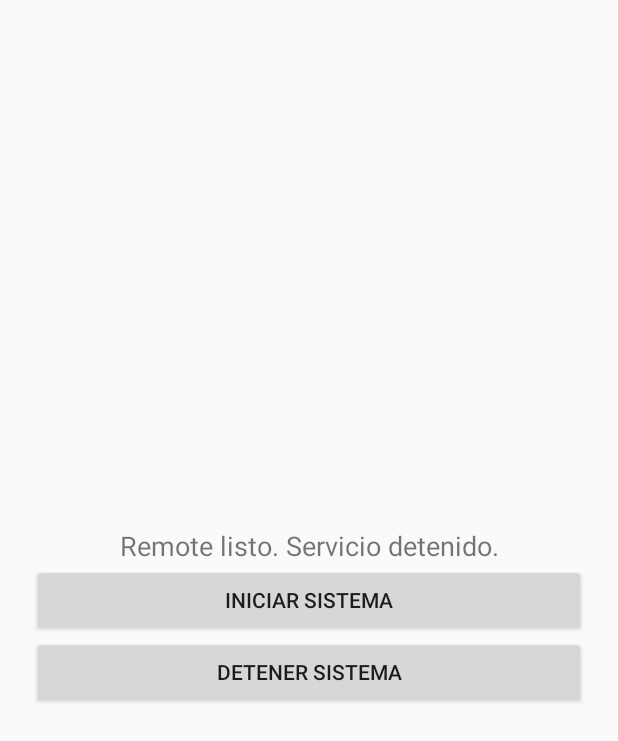
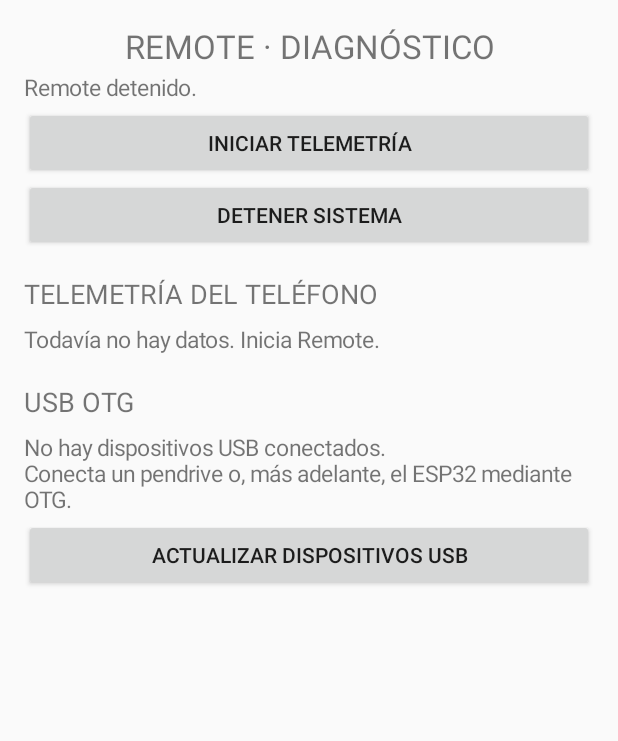
Before and after one commit to alex005alexr/Remote, an Android app: the screen it shows after launch (MainActivity), on a phone screen of 412 x 824 dp. Shown: the top 741 px of the screen. Run offline under Robolectric (Android 15) with nearby library versions, the phone set to English and light mode, and no system bars; 1 statement that could not run was skipped.

Commit message:
feat(diagnostics): show live telemetry and USB devices on phone

```diff
--- a/app/src/main/java/com/remote/onboard/MainActivity.kt
+++ b/app/src/main/java/com/remote/onboard/MainActivity.kt
@@ -1,107 +1,191 @@
 package com.remote.onboard
 
 import android.Manifest
+import android.app.Activity
+import android.content.BroadcastReceiver
+import android.content.Context
 import android.content.Intent
-import android.app.Activity
+import android.content.IntentFilter
 import android.content.pm.PackageManager
+import android.hardware.usb.UsbManager
 import android.os.Build
 import android.os.Bundle
 import android.view.Gravity
 import android.widget.Button
 import android.widget.LinearLayout
+import android.widget.ScrollView
 import android.widget.TextView
 import androidx.core.content.ContextCompat
 import com.remote.onboard.core.RemoteService
+import java.util.Locale
 
 class MainActivity : Activity() {
-    private lateinit var status: TextView
+    private lateinit var telemetryView: TextView
+    private lateinit var usbView: TextView
+    private lateinit var statusView: TextView
+    private var receiverRegistered = false
+
+    private val telemetryReceiver = object : BroadcastReceiver() {
+        override fun onReceive(context: Context?, intent: Intent?) {
+            if (intent?.action == RemoteService.ACTION_TELEMETRY) telemetryView.text = formatTelemetry(intent)
+        }
+    }
+
+    private val usbReceiver = object : BroadcastReceiver() {
+        override fun onReceive(context: Context?, intent: Intent?) = refreshUsbStatus()
+    }
 
     override fun onCreate(savedInstanceState: Bundle?) {
         super.onCreate(savedInstanceState)
-
-        status = TextView(this).apply {
-            text = "Remote listo. Servicio detenido."
-            textSize = 18f
-            gravity = Gravity.CENTER
-        }
+        telemetryView = sectionText("Todavía no hay datos. Inicia Remote.")
+        usbView = sectionText("")
+        statusView = sectionText("Remote detenido.")
 
         val startButton = Button(this).apply {
-            text = "Iniciar sistema"
+            text = "Iniciar telemetría"
             setOnClickListener {
                 requestNotificationPermissionIfNeeded()
-                if (hasLocationPermission()) {
-                    startRemoteService()
-                } else {
-                    requestPermissions(
-                        arrayOf(
-                            Manifest.permission.ACCESS_FINE_LOCATION,
-                            Manifest.permission.ACCESS_COARSE_LOCATION
-                        ),
-                        LOCATION_PERMISSION_REQUEST
-                    )
-                    status.text = "Esperando permiso de ubicación…"
-                }
+                if (hasLocationPermission()) startRemoteService()
+                else requestPermissions(
+                    arrayOf(Manifest.permission.ACCESS_FINE_LOCATION, Manifest.permission.ACCESS_COARSE_LOCATION),
+                    LOCATION_PERMISSION_REQUEST
+                )
             }
         }
-
         val stopButton = Button(this).apply {
             text = "Detener sistema"
             setOnClickListener {
                 stopService(Intent(this@MainActivity, RemoteService::class.java))
-                status.text = "Servicio detenido."
+                statusView.text = "Remote detenido."
             }
         }
+        val refreshUsbButton = Button(this).apply {
+            text = "Actualizar dispositivos USB"
+            setOnClickListener { refreshUsbStatus() }
+        }
 
-        setContentView(LinearLayout(this).apply {
+        val root = LinearLayout(this).apply {
             orientation = LinearLayout.VERTICAL
-            gravity = Gravity.CENTER
-            setPadding(32, 32, 32, 32)
-            addView(status)
+            setPadding(24, 24, 24, 24)
+            addView(TextView(this@MainActivity).apply {
+                text = "REMOTE · DIAGNÓSTICO"
+                textSize = 22f
+                gravity = Gravity.CENTER
+            })
+            addView(statusView)
             addView(startButton)
             addView(stopButton)
-        })
+            addView(TextView(this@MainActivity).apply {
+                text = "TELEMETRÍA DEL TELÉFONO"
+                textSize = 18f
+                setPadding(0, 24, 0, 8)
+            })
+            addView(telemetryView)
+            addView(TextView(this@MainActivity).apply {
+                text = "USB OTG"
+                textSize = 18f
+                setPadding(0, 24, 0, 8)
+            })
+            addView(usbView)
+            addView(refreshUsbButton)
+        }
+        setContentView(ScrollView(this).apply { addView(root) })
+        refreshUsbStatus()
+    }
+
+    override fun onResume() {
+        super.onResume()
+        if (!receiverRegistered) {
+            ContextCompat.registerReceiver(this, telemetryReceiver,
+                IntentFilter(RemoteService.ACTION_TELEMETRY), ContextCompat.RECEIVER_NOT_EXPORTED)
+            val usbFilter = IntentFilter().apply {
+                addAction(UsbManager.ACTION_USB_DEVICE_ATTACHED)
+                addAction(UsbManager.ACTION_USB_DEVICE_DETACHED)
+            }
+            ContextCompat.registerReceiver(this, usbReceiver, usbFilter, ContextCompat.RECEIVER_NOT_EXPORTED)
+            receiverRegistered = true
+        }
+        refreshUsbStatus()
+    }
+
+    override fun onPause() {
+        if (receiverRegistered) {
+            unregisterReceiver(telemetryReceiver)
+            unregisterReceiver(usbReceiver)
+            receiverRegistered = false
+        }
+        super.onPause()
+    }
+
+    private fun sectionText(initial: String) = TextView(this).apply {
+        text = initial
+        textSize = 15f
+        setPadding(0, 4, 0, 4)
     }
 
     private fun hasLocationPermission(): Boolean =
-        ContextCompat.checkSelfPermission(
-            this, Manifest.permission.ACCESS_FINE_LOCATION
-        ) == PackageManager.PERMISSION_GRANTED ||
-        ContextCompat.checkSelfPermission(
-            this, Manifest.permission.ACCESS_COARSE_LOCATION
-        ) == PackageManager.PERMISSION_GRANTED
+        ContextCompat.checkSelfPermission(this, Manifest.permission.ACCESS_FINE_LOCATION) == PackageManager.PERMISSION_GRANTED ||
+        ContextCompat.checkSelfPermission(this, Manifest.permission.ACCESS_COARSE_LOCATION) == PackageManager.PERMISSION_GRANTED
 
     private fun startRemoteService() {
-        val intent = Intent(this, RemoteService::class.java)
-        ContextCompat.startForegroundService(this, intent)
-        status.text = "Remote activo. Recopilando telemetría."
+        ContextCompat.startForegroundService(this, Intent(this, RemoteService::class.java))
+        statusView.text = "Remote activo. Recopilando datos localmente."
     }
 
-    override fun onRequestPermissionsResult(
-        requestCode: Int,
-        permissions: Array<out String>,
-        grantResults: IntArray
-    ) {
+    override fun onRequestPermissionsResult(requestCode: Int, permissions: Array<out String>, grantResults: IntArray) {
         super.onRequestPermissionsResult(requestCode, permissions, grantResults)
         if (requestCode == LOCATION_PERMISSION_REQUEST) {
-            // Los sensores y la batería funcionan aunque el usuario no conceda GPS.
             startRemoteService()
-            if (!hasLocationPermission()) {
-                status.text = "Remote activo. GPS sin permiso; sensores disponibles."
-            }
+            if (!hasLocationPermission()) statusView.text = "Remote activo. GPS sin permiso; sensores disponibles."
         }
     }
 
     private fun requestNotificationPermissionIfNeeded() {
         if (Build.VERSION.SDK_INT >= 33 &&
-            ContextCompat.checkSelfPermission(
-                this, Manifest.permission.POST_NOTIFICATIONS
-            ) != PackageManager.PERMISSION_GRANTED
-        ) {
-            requestPermissions(arrayOf(Manifest.permission.POST_NOTIFICATIONS), 1001)
+            ContextCompat.checkSelfPermission(this, Manifest.permission.POST_NOTIFICATIONS) != PackageManager.PERMISSION_GRANTED
+        ) requestPermissions(arrayOf(Manifest.permission.POST_NOTIFICATIONS), 1001)
+    }
+
+    private fun formatTelemetry(intent: Intent): String {
+        fun floatValue(key: String, digits: Int = 2): String {
+            if (!intent.hasExtra(key)) return "—"
+            return String.format(Locale.US, "%.${digits}f", intent.getFloatExtra(key, Float.NaN))
+        }
+        fun doubleValue(key: String, digits: Int = 2): String {
+            if (!intent.hasExtra(key)) return "—"
+            return String.format(Locale.US, "%.${digits}f", intent.getDoubleExtra(key, Double.NaN))
+        }
+        val gps = if (intent.hasExtra("latitude")) {
+            "Latitud: ${doubleValue("latitude", 6)}\nLongitud: ${doubleValue("longitude", 6)}\n" +
+                "Altitud: ${doubleValue("altitude")} m\nVelocidad: ${floatValue("speed")} m/s\n" +
+                "Precisión: ${floatValue("accuracy")} m"
+        } else "GPS: esperando señal o permiso"
+        val battery = if (intent.hasExtra("battery")) "${intent.getIntExtra("battery", -1)}%" else "—"
+        val charging = if (intent.getBooleanExtra("charging", false)) "Cargando" else "No cargando"
+        return "$gps\n\nORIENTACIÓN\nAzimut: ${floatValue("azimuth")}°\n" +
+            "Inclinación: ${floatValue("pitch")}°\nAlabeo: ${floatValue("roll")}°\n\n" +
+            "ACELERÓMETRO (m/s²)\nX: ${floatValue("ax")}  Y: ${floatValue("ay")}  Z: ${floatValue("az")}\n\n" +
+            "GIROSCOPIO (rad/s)\nX: ${floatValue("gx")}  Y: ${floatValue("gy")}  Z: ${floatValue("gz")}\n\n" +
+            "BATERÍA: $battery · $charging"
+    }
+
+    private fun refreshUsbStatus() {
+        val manager = getSystemService(Context.USB_SERVICE) as UsbManager
+        val devices = manager.deviceList.values
+        if (devices.isEmpty()) {
+            usbView.text = "No hay dispositivos USB conectados.\nConecta un pendrive o, más adelante, el ESP32 mediante OTG."
+            return
+        }
+        usbView.text = devices.joinToString("\n\n") { device ->
+            val interfaces = (0 until device.interfaceCount).joinToString(", ") { index ->
+                val usbInterface = device.getInterface(index)
+                "clase ${usbInterface.interfaceClass}/subclase ${usbInterface.interfaceSubclass}"
+            }
+            "Dispositivo: ${device.deviceName}\nFabricante: ${device.manufacturerName ?: "No informado"}\n" +
+                "Producto: ${device.productName ?: "No informado"}\nVID: 0x${device.vendorId.toString(16)} " +
+                "PID: 0x${device.productId.toString(16)}\nInterfaces: $interfaces"
         }
     }
 
-    companion object {
-        private const val LOCATION_PERMISSION_REQUEST = 1002
-    }
+    companion object { private const val LOCATION_PERMISSION_REQUEST = 1002 }
 }
```
